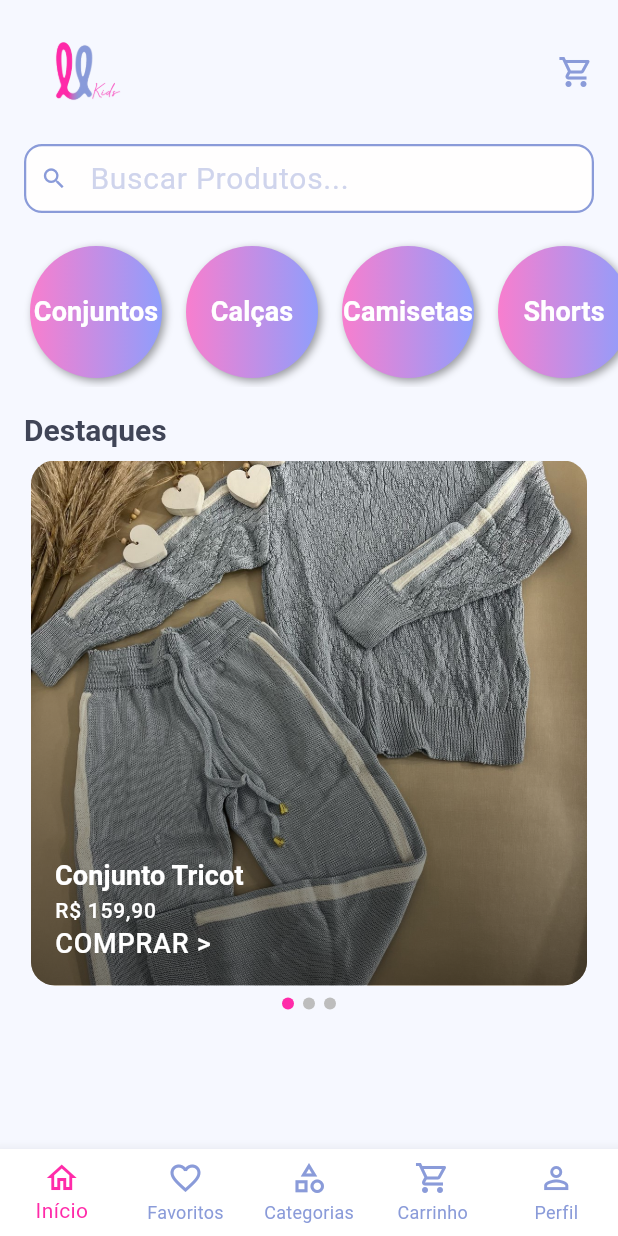
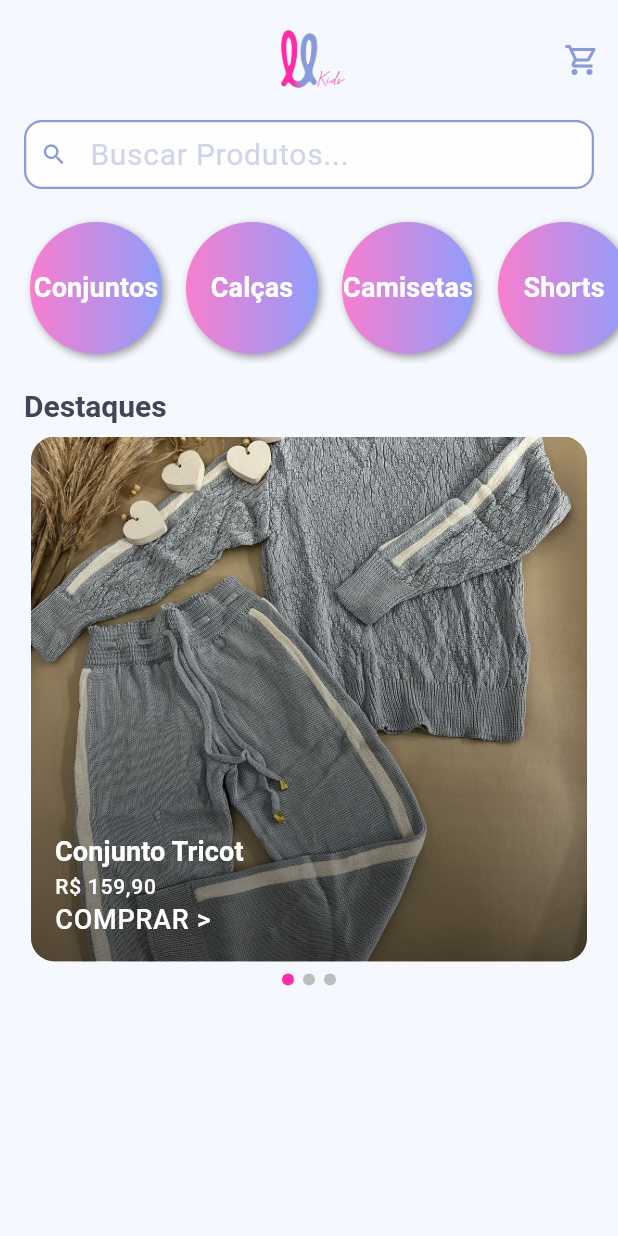
Before and after one commit to bauertiago/LLKids, a Flutter app: the HomeScreen screen opened directly, on a phone screen of 412 x 824 dp. Run offline on Flutter 3.47's test engine with Material 3 defaults, Android fonts, the phone set to English and light mode, and no system bars; drawn by our look-alikes of carousel_slider.

Commit message:
implement CustomHeader and update screens to use it

```diff
--- a/luluzinhaKids/lib/screens/home_screen.dart
+++ b/luluzinhaKids/lib/screens/home_screen.dart
@@ -2,7 +2,9 @@ import 'package:carousel_slider/carousel_slider.dart';
 import 'package:flutter/material.dart';
 import 'package:luluzinhakids/extensions/context_extensions.dart';
 import 'package:luluzinhakids/screens/product_detail_screen.dart';
+import 'package:luluzinhakids/widgets/custom_header.dart';
 import 'package:luluzinhakids/widgets/custom_input.dart';
+import 'package:intl/intl.dart';
 
 class HomeScreen extends StatefulWidget {
   const HomeScreen({super.key});
@@ -12,21 +14,25 @@ class HomeScreen extends StatefulWidget {
 }
 
 class _HomeScreenState extends State<HomeScreen> {
+  final NumberFormat currencyFormat = NumberFormat.currency(
+    locale: 'pt_BR',
+    symbol: 'R\$',
+  );
   final List<Map<String, dynamic>> _highlights = [
     {
-      "titulo": "Conjunto Tricot",
-      "preco": "R\$ 159,90",
-      "imagem": "assets/images/conjunto_tricot.jpeg",
+      "title": "Conjunto Tricot",
+      "price": 159.90,
+      "image": "assets/images/conjunto_tricot.jpeg",
     },
     {
-      "titulo": "Conjunto Moletom",
-      "preco": "R\$ 179,90",
-      "imagem": "assets/images/moletom_beje.jpeg",
+      "title": "Conjunto Moletom",
+      "price": 179.90,
+      "image": "assets/images/moletom_beje.jpeg",
     },
     {
-      "titulo": "Blusa Canelada Listrada",
-      "preco": "R\$ 79,90",
-      "imagem": "assets/images/blusa_canelada_listras.jpeg",
+      "title": "Blusa Canelada Listrada",
+      "price": 79.90,
+      "image": "assets/images/blusa_canelada_listras.jpeg",
     },
   ];
   int _currentIndex = 0;
@@ -39,7 +45,7 @@ class _HomeScreenState extends State<HomeScreen> {
           child: Column(
             crossAxisAlignment: CrossAxisAlignment.stretch,
             children: [
-              _buildHeader(),
+              CustomHeader(showBackButton: false, showLogo: true),
               _buildSearchBar(),
               const SizedBox(height: 8),
               _buildCategory(),
@@ -47,21 +53,6 @@ class _HomeScreenState extends State<HomeScreen> {
             ],
           ),
         ),
-      ),
-      bottomNavigationBar: _buildBottomNavigation(),
-    );
-  }
-
-  //Bloco Header
-  Widget _buildHeader() {
-    return Padding(
-      padding: const EdgeInsets.symmetric(horizontal: 16, vertical: 8),
-      child: Row(
-        mainAxisAlignment: MainAxisAlignment.spaceBetween,
-        children: [
-          Image.asset('assets/images/Logo.png', width: 80),
-          Icon(Icons.shopping_cart_outlined),
-        ],
       ),
     );
   }
@@ -187,7 +178,7 @@ class _HomeScreenState extends State<HomeScreen> {
         child: Stack(
           fit: StackFit.expand,
           children: [
-            Image.asset(item["imagem"], fit: BoxFit.cover),
+            Image.asset(item["image"], fit: BoxFit.cover),
             Container(
               alignment: Alignment.bottomLeft,
               padding: const EdgeInsets.all(16),
@@ -202,8 +193,11 @@ class _HomeScreenState extends State<HomeScreen> {
                 mainAxisAlignment: MainAxisAlignment.end,
                 crossAxisAlignment: CrossAxisAlignment.start,
                 children: [
-                  Text(item["titulo"], style: context.texts.labelLarge),
-                  Text(item["preco"], style: context.texts.labelSmall),
+                  Text(item["title"], style: context.texts.labelLarge),
+                  Text(
+                    currencyFormat.format(item["price"]),
+                    style: context.texts.labelSmall,
+                  ),
                   Text("COMPRAR >", style: context.texts.labelMedium),
                 ],
               ),
@@ -213,35 +207,4 @@ class _HomeScreenState extends State<HomeScreen> {
       ),
     );
   }
-
-  Widget _buildBottomNavigation() {
-    return BottomNavigationBar(
-      type: BottomNavigationBarType.fixed,
-      currentIndex: 0,
-      selectedItemColor: context.colors.primary,
-      unselectedItemColor: context.colors.secondary,
-      items: const [
-        BottomNavigationBarItem(
-          icon: Icon(Icons.home_outlined),
-          label: "Início",
-        ),
-        BottomNavigationBarItem(
-          icon: Icon(Icons.favorite_border),
-          label: "Favoritos",
-        ),
-        BottomNavigationBarItem(
-          icon: Icon(Icons.category_outlined),
-          label: "Categorias",
-        ),
-        BottomNavigationBarItem(
-          icon: Icon(Icons.shopping_cart_outlined),
-          label: "Carrinho",
-        ),
-        BottomNavigationBarItem(
-          icon: Icon(Icons.person_outline),
-          label: "Perfil",
-        ),
-      ],
-    );
-  }
 }
--- /dev/null
+++ b/luluzinhaKids/lib/widgets/custom_header.dart
@@ -0,0 +1,47 @@
+import 'package:flutter/material.dart';
+
+class CustomHeader extends StatelessWidget {
+  final VoidCallback? onBack;
+  final VoidCallback? onCartTap;
+  final String? title;
+  final bool showBackButton;
+  final bool showLogo;
+
+  const CustomHeader({
+    super.key,
+    this.onBack,
+    this.onCartTap,
+    this.title,
+    this.showBackButton = true,
+    this.showLogo = true,
+  });
+
+  @override
+  Widget build(BuildContext context) {
+    return Padding(
+      padding: const EdgeInsets.symmetric(horizontal: 0),
+      child: Row(
+        mainAxisAlignment: MainAxisAlignment.spaceBetween,
+        children: [
+          showBackButton
+              ? IconButton(
+                icon: const Icon(Icons.arrow_back_outlined),
+                onPressed: onBack ?? () => Navigator.pop(context),
+              )
+              : const SizedBox(width: 48), // mantém alinhamento
+          if (showLogo)
+            Image.asset('assets/images/Logo.png', width: 80)
+          else
+            Text(
+              title ?? '',
+              style: const TextStyle(fontSize: 18, fontWeight: FontWeight.bold),
+            ),
+          IconButton(
+            icon: const Icon(Icons.shopping_cart_outlined),
+            onPressed: onCartTap,
+          ),
+        ],
+      ),
+    );
+  }
+}
```
